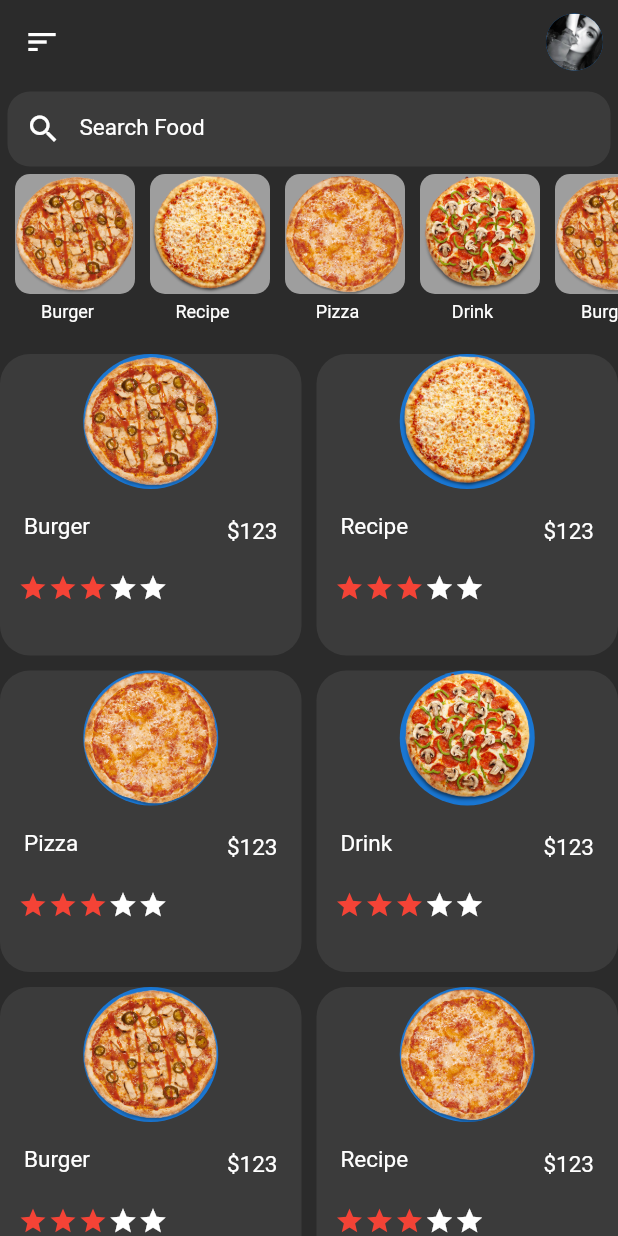
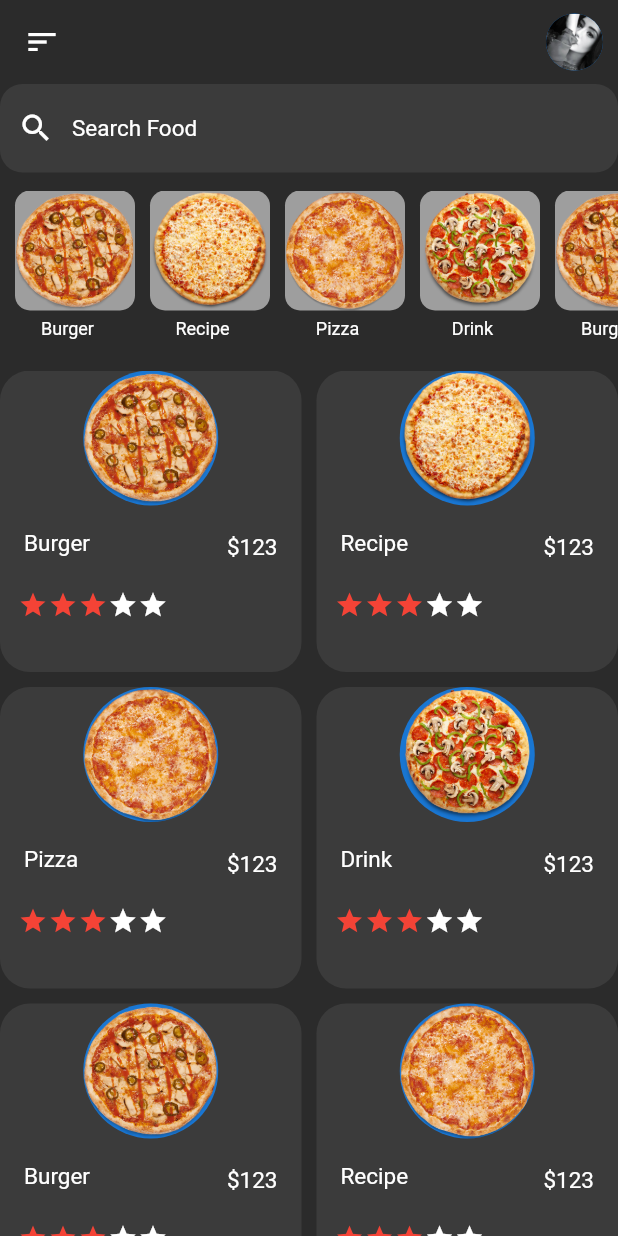
Before and after one commit to Nc-upadhyay/foodOrderingFlutterApp, a Flutter app: the screen it shows after launch, on a phone screen of 412 x 824 dp. Run offline on Flutter 3.47's test engine with Material 2 defaults, Android fonts, the phone set to English and light mode, and no system bars; our stand-ins replace animated_text_kit, cloud_firestore, firebase_auth, firebase_core, fluttertoast; accounts and stored records are empty.

Commit message:
food ordering app :: home screen design

```diff
--- a/lib/homeScreen.dart
+++ b/lib/homeScreen.dart
@@ -28,7 +28,7 @@ class _HomeScreenState extends State<HomeScreen> {
     "Recipe",
     "Pizza",
     "Drink",
-    "tt"
+    "Sweet"
   ];
 
   Widget foodCatergryContainer(int po) {
@@ -78,10 +78,10 @@ class _HomeScreenState extends State<HomeScreen> {
           mainAxisAlignment: MainAxisAlignment.center,
           children: [
             Container(
-              height: 60,
-              padding: const EdgeInsets.all(5),
+              child: Center(
                 child: TextField(
                   decoration: InputDecoration(
+
                       hintText: 'Search Food',
                       hintStyle: TextStyle(color: Colors.white, fontSize: 15),
                       prefixIcon: const Icon(
@@ -95,6 +95,7 @@ class _HomeScreenState extends State<HomeScreen> {
                           borderRadius: BorderRadius.circular(15))),
                 ),
               ),
+            ),const SizedBox(height: 12,),
             SizedBox(
               height: 120,
               width: 500,
@@ -109,6 +110,7 @@ class _HomeScreenState extends State<HomeScreen> {
               height: 930,
               width: 700,
               child: GridView.builder(
+                physics: const ScrollPhysics(),
                 scrollDirection: Axis.vertical,
                 itemBuilder: (context, index) {
                   return middleContainer(index);
@@ -137,7 +139,7 @@ class _HomeScreenState extends State<HomeScreen> {
   Widget middleContainer(int po) {
     var i = getRedstart();
     return Container(
-      height: 950,
+      height: 300,
       width: 500,
       decoration: BoxDecoration(
           color: const Color(0xff3b3b3b),
```
Lines whose indentation alone changed are shown as unchanged.
